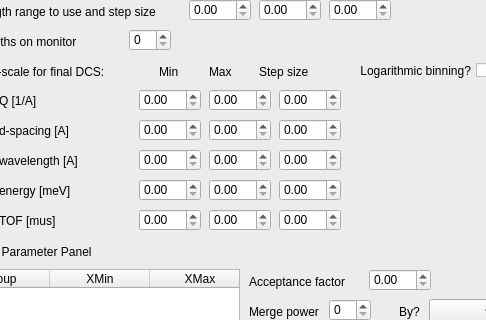
disorderedmaterials/GudPy, file src/gui/widgets/ui_files/instrumentWidget.ui: the form before one commit; both pictures show x 91 to 577 and y 391 to 711 of the 577 by 875 pixel window.
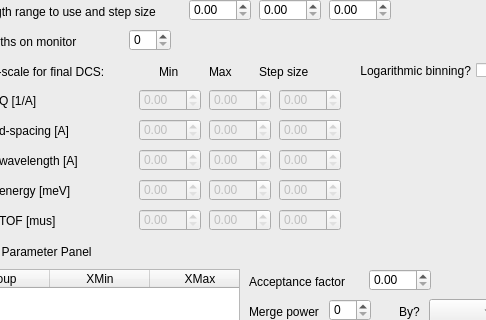
The form after the commit.

Commit message: Further slots for InstrumentWidget.

```diff
--- a/src/gui/widgets/ui_files/instrumentWidget.ui
+++ b/src/gui/widgets/ui_files/instrumentWidget.ui
@@ -862,6 +862,9 @@
     </property>
    </widget>
    <widget class="QDoubleSpinBox" name="stepQSpinBox">
+    <property name="enabled">
+     <bool>false</bool>
+    </property>
     <property name="geometry">
      <rect>
       <x>340</x>
@@ -872,6 +875,9 @@
     </property>
    </widget>
    <widget class="QDoubleSpinBox" name="minQSpinBox">
+    <property name="enabled">
+     <bool>false</bool>
+    </property>
     <property name="geometry">
      <rect>
       <x>200</x>
@@ -882,6 +888,9 @@
     </property>
    </widget>
    <widget class="QDoubleSpinBox" name="maxQSpinBox">
+    <property name="enabled">
+     <bool>false</bool>
+    </property>
     <property name="geometry">
      <rect>
       <x>270</x>
@@ -892,6 +901,9 @@
     </property>
    </widget>
    <widget class="QDoubleSpinBox" name="minDSpacingSpinBox">
+    <property name="enabled">
+     <bool>false</bool>
+    </property>
     <property name="geometry">
      <rect>
       <x>200</x>
@@ -902,6 +914,9 @@
     </property>
    </widget>
    <widget class="QDoubleSpinBox" name="stepDSpacingSpinBox">
+    <property name="enabled">
+     <bool>false</bool>
+    </property>
     <property name="geometry">
      <rect>
       <x>340</x>
@@ -912,6 +927,9 @@
     </property>
    </widget>
    <widget class="QDoubleSpinBox" name="maxDSpacingSpinBox">
+    <property name="enabled">
+     <bool>false</bool>
+    </property>
     <property name="geometry">
      <rect>
       <x>270</x>
@@ -922,6 +940,9 @@
     </property>
    </widget>
    <widget class="QDoubleSpinBox" name="stepWavelength_SpinBox">
+    <property name="enabled">
+     <bool>false</bool>
+    </property>
     <property name="geometry">
      <rect>
       <x>340</x>
@@ -932,6 +953,9 @@
     </property>
    </widget>
    <widget class="QDoubleSpinBox" name="maxWavelength_SpinBox">
+    <property name="enabled">
+     <bool>false</bool>
+    </property>
     <property name="geometry">
      <rect>
       <x>270</x>
@@ -942,6 +966,9 @@
     </property>
    </widget>
    <widget class="QDoubleSpinBox" name="minWavelength_SpinBox">
+    <property name="enabled">
+     <bool>false</bool>
+    </property>
     <property name="geometry">
      <rect>
       <x>200</x>
@@ -952,6 +979,9 @@
     </property>
    </widget>
    <widget class="QDoubleSpinBox" name="minEnergySpinBox">
+    <property name="enabled">
+     <bool>false</bool>
+    </property>
     <property name="geometry">
      <rect>
       <x>200</x>
@@ -962,6 +992,9 @@
     </property>
    </widget>
    <widget class="QDoubleSpinBox" name="stepEnergySpinBox">
+    <property name="enabled">
+     <bool>false</bool>
+    </property>
     <property name="geometry">
      <rect>
       <x>340</x>
@@ -972,6 +1005,9 @@
     </property>
    </widget>
    <widget class="QDoubleSpinBox" name="maxEnergySpinBox">
+    <property name="enabled">
+     <bool>false</bool>
+    </property>
     <property name="geometry">
      <rect>
       <x>270</x>
@@ -982,6 +1018,9 @@
     </property>
    </widget>
    <widget class="QDoubleSpinBox" name="maxTOFSpinBox">
+    <property name="enabled">
+     <bool>false</bool>
+    </property>
     <property name="geometry">
      <rect>
       <x>270</x>
@@ -992,6 +1031,9 @@
     </property>
    </widget>
    <widget class="QDoubleSpinBox" name="stepTOFSpinBox">
+    <property name="enabled">
+     <bool>false</bool>
+    </property>
     <property name="geometry">
      <rect>
       <x>340</x>
@@ -1002,6 +1044,9 @@
     </property>
    </widget>
    <widget class="QDoubleSpinBox" name="minTOFSpinBox">
+    <property name="enabled">
+     <bool>false</bool>
+    </property>
     <property name="geometry">
      <rect>
       <x>200</x>
```
The commit also changes 1 other file.
